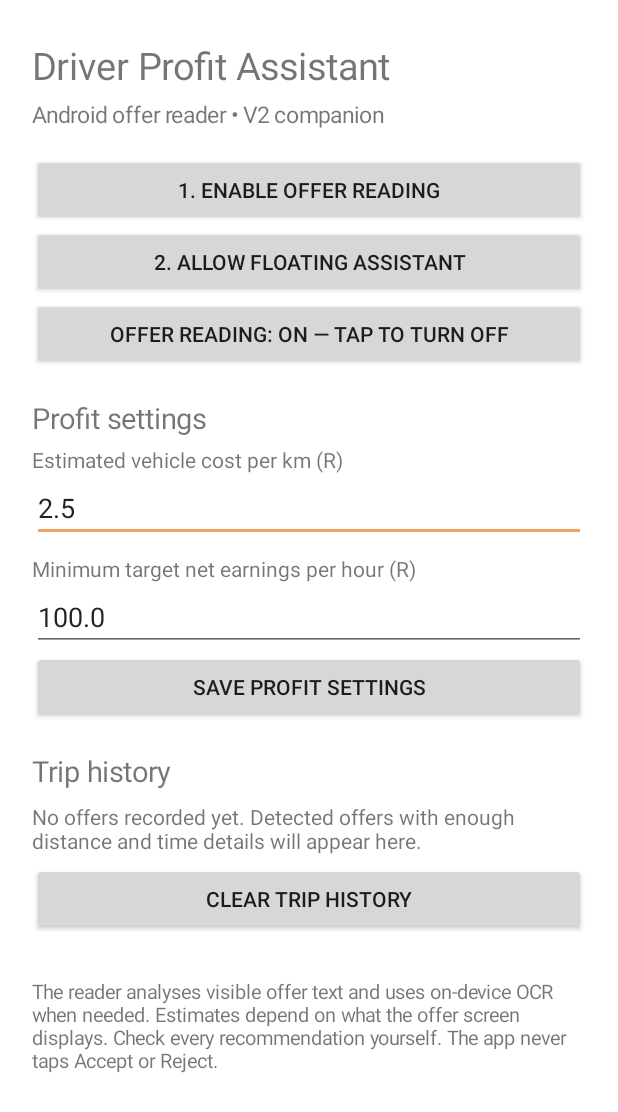
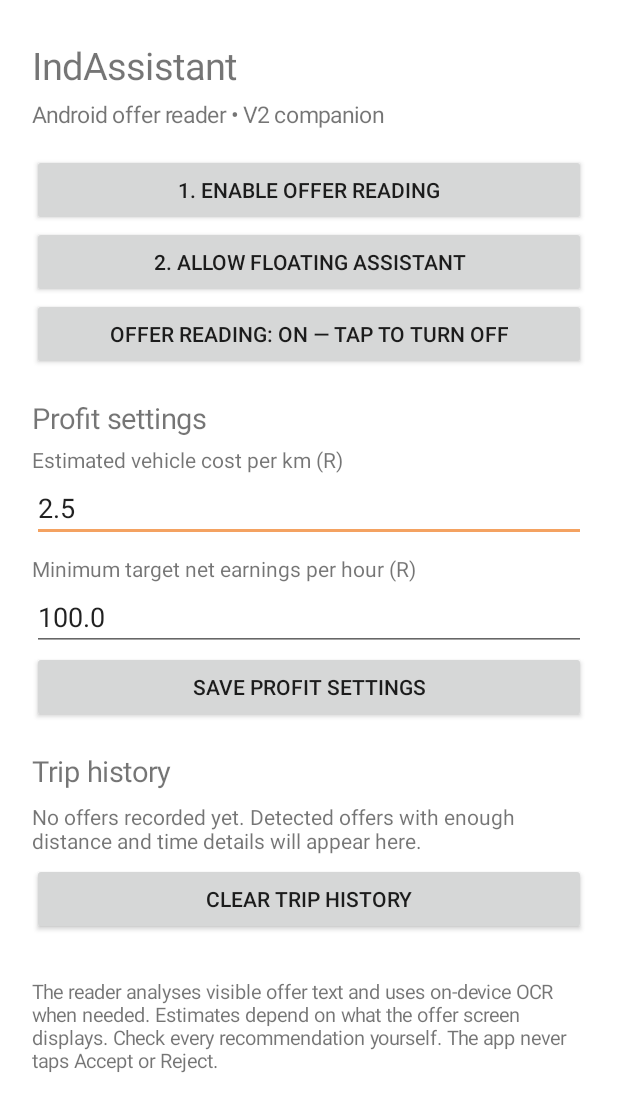
Before and after one commit to whalynbomm-blip/driver-profit-assistant-v2, an Android app: the screen it shows after launch (MainActivity), on a phone screen of 412 x 824 dp. Shown: the top 1112 px of the screen. Run offline under Robolectric (Android 15) with nearby library versions, the phone set to English and light mode, and no system bars.

Commit message:
Update Android companion branding to IndAssistant

```diff
--- a/app/src/main/java/za/co/driverprofit/assistant/MainActivity.kt
+++ b/app/src/main/java/za/co/driverprofit/assistant/MainActivity.kt
@@ -30,7 +30,7 @@ class MainActivity : AppCompatActivity() {
             setPadding(32, 40, 32, 32)
         }
         root.addView(TextView(this).apply {
-            text = "Driver Profit Assistant"
+            text = "IndAssistant"
             textSize = 25f
         })
         root.addView(TextView(this).apply {
```
